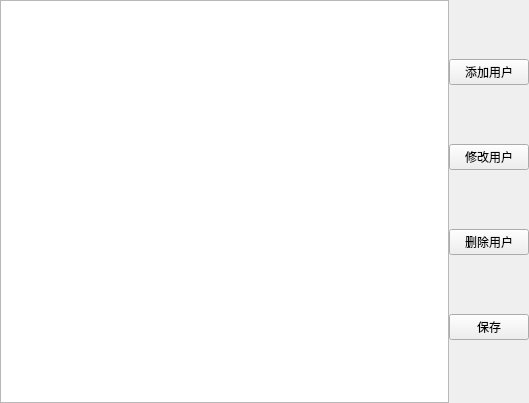
Above: CDSignInSystem/userwnd.ui from ClearDewy/CDSignInSystem before the change. Below: the same form after it.
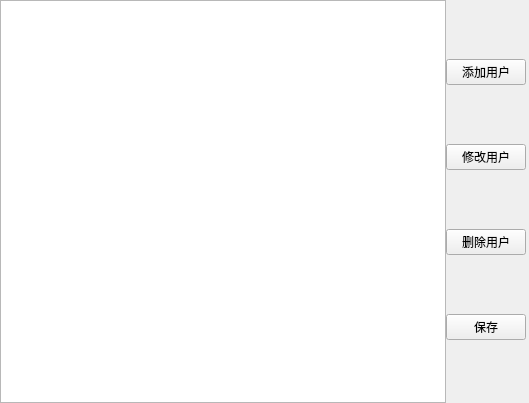
That is the form after the change.

The edit to the form file:
```diff
--- a/CDSignInSystem/userwnd.ui
+++ b/CDSignInSystem/userwnd.ui
@@ -41,8 +41,14 @@
      <property name="spacing">
       <number>0</number>
      </property>
+     <property name="rightMargin">
+      <number>3</number>
+     </property>
      <item>
       <widget class="QPushButton" name="addButton">
+       <property name="styleSheet">
+        <string notr="true">border-right:3px solid rgb(240, 240, 240);</string>
+       </property>
        <property name="text">
         <string>添加用户</string>
        </property>
@@ -50,6 +56,9 @@
      </item>
      <item>
       <widget class="QPushButton" name="updateUserButton">
+       <property name="styleSheet">
+        <string notr="true">border-right:3px solid rgb(240, 240, 240);</string>
+       </property>
        <property name="text">
         <string>修改用户</string>
        </property>
@@ -57,6 +66,9 @@
      </item>
      <item>
       <widget class="QPushButton" name="deleteUserButton">
+       <property name="styleSheet">
+        <string notr="true">border-right:3px solid rgb(240, 240, 240);</string>
+       </property>
        <property name="text">
         <string>删除用户</string>
        </property>
@@ -64,6 +76,9 @@
      </item>
      <item>
       <widget class="QPushButton" name="saveButton">
+       <property name="styleSheet">
+        <string notr="true">border-right:3px solid rgb(240, 240, 240);</string>
+       </property>
        <property name="text">
         <string>保存</string>
        </property>
```
